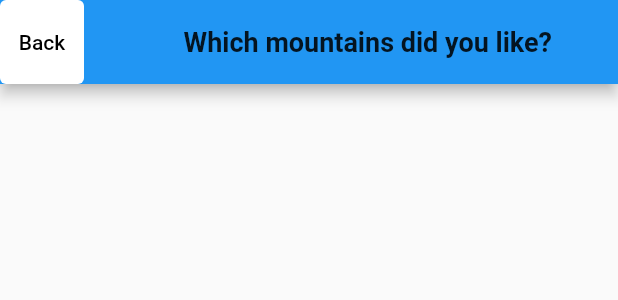
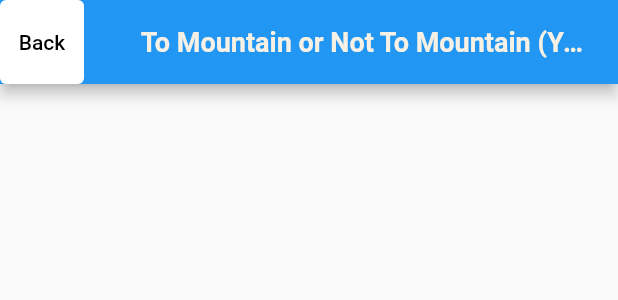
Before and after one commit to ethansaw04/Mountain-Madness-2023, a Flutter app: the SelectionScreen widget shown alone on an empty page, opened directly with empty values, after a tap on the "favorite" icon, on a phone screen of 412 x 824 dp. Shown: the top 300 px of the screen. Run offline on Flutter 3.47's test engine with Material 2 defaults, Android fonts, the phone set to English and light mode, and no system bars; our stand-ins replace swipe_cards.

Commit message:
Everything is white

```diff
--- a/mountain_rate/lib/screens/liked_screen.dart
+++ b/mountain_rate/lib/screens/liked_screen.dart
@@ -30,11 +30,11 @@ class _LikedScreenState extends State<LikedScreen> {
           onPressed: () => Navigator.of(context).pop(),
         ),
         title: Center (child: Text(
-          "     Which mountains did you like?",
+          "     To Mountain or Not To Mountain (Your Mountain Matches!)",
           style: TextStyle(
               fontSize: 18.0,
               fontWeight: FontWeight.bold,
-              color: Colors.black87),
+              color: Color.fromRGBO(247, 240, 229, 1)),
         )),
       ),
       body: Padding(
--- a/mountain_rate/lib/screens/selection_screen.dart
+++ b/mountain_rate/lib/screens/selection_screen.dart
@@ -25,14 +25,14 @@ class _SelectionScreenState extends State<SelectionScreen> {
           crossAxisAlignment: CrossAxisAlignment.center,
           children: [
             const Padding(padding: EdgeInsets.only(top: 30.0)),
-            const Text("Good Mountain Bad Mountain????",
+            const Text("Good Mountain\nBad Mountain????",
                 textAlign: TextAlign.center,
                 style: TextStyle(
                     fontFamily: "Reglisse Back",
                     decoration: TextDecoration.none,
                     fontSize: 100,
                     height: 0.75,
-                    color: Colors.black)),
+                    color: Color.fromRGBO(247, 240, 229, 1))),
             const SizedBox(
               height: 30,
             ),
@@ -52,6 +52,7 @@ class _SelectionScreenState extends State<SelectionScreen> {
                         child: IconButton(
                           icon: const Icon(
                             Icons.favorite,
+                            color: Color.fromRGBO(247, 240, 229, 1),
                           ),
                           iconSize: 75,
                           style: ButtonStyle(
```
